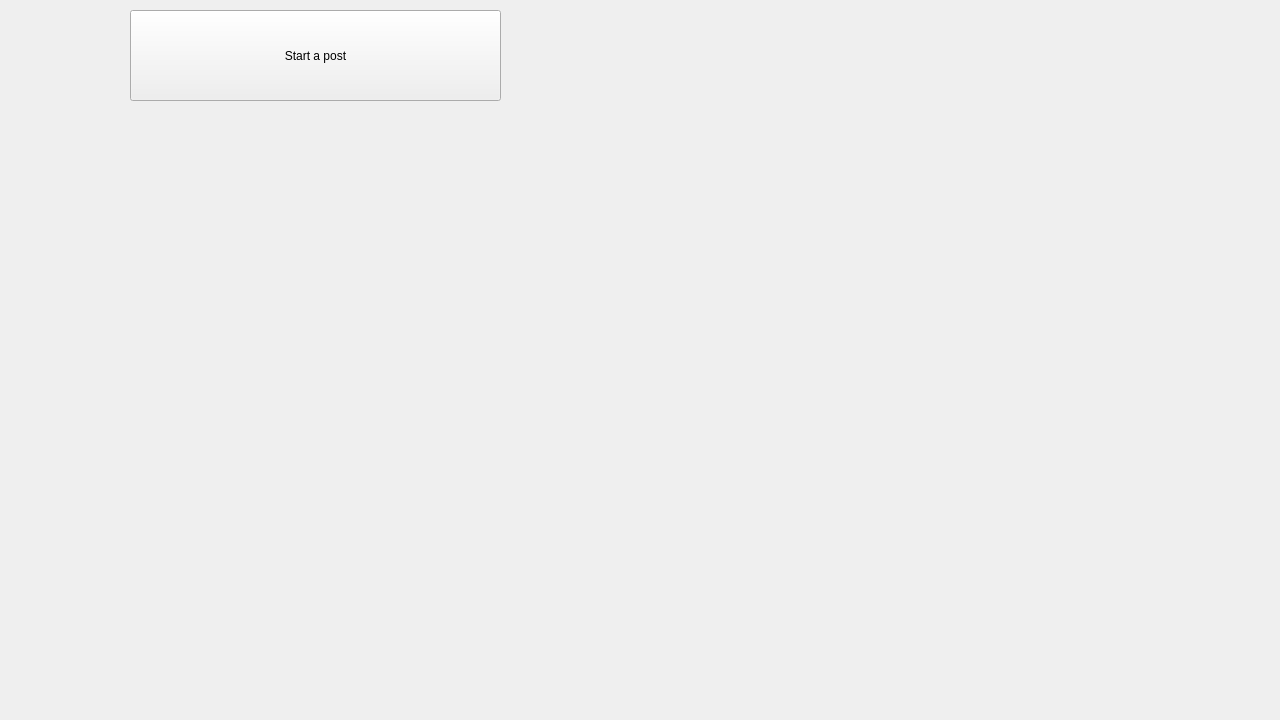
Old version of the form Home_Tab/Home.ui in the repository f8477/AP_prj_phase2.
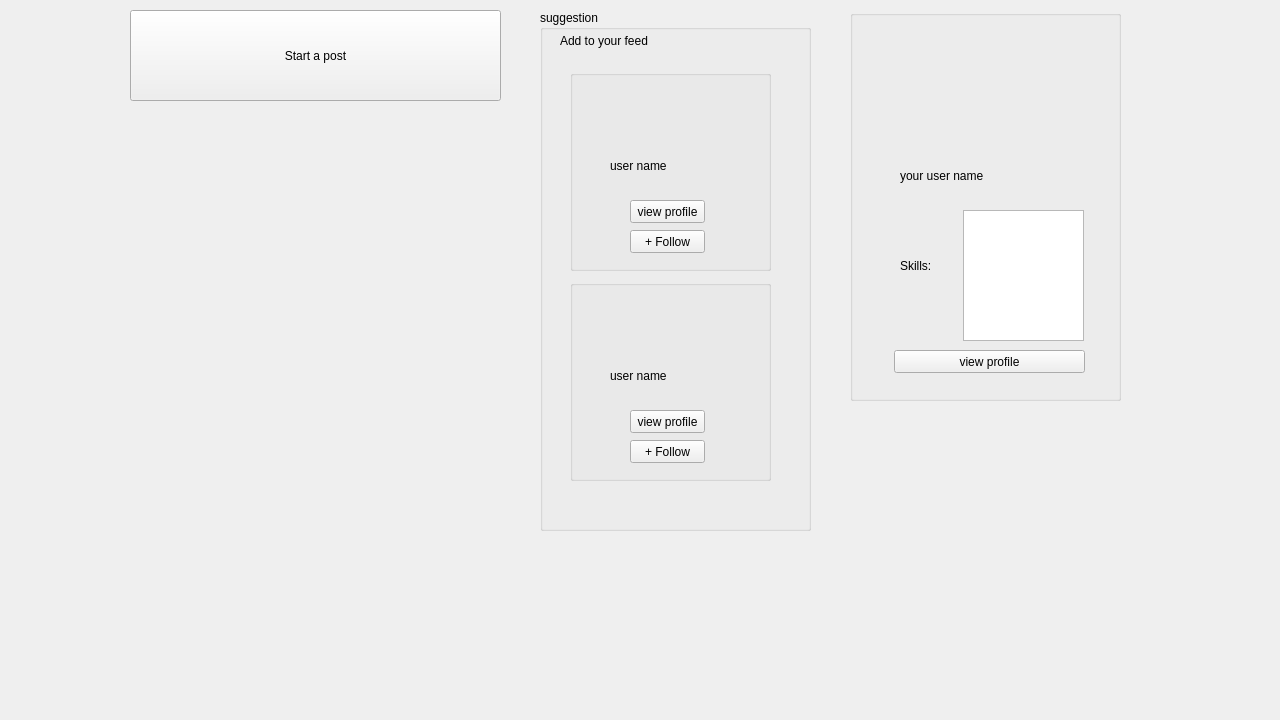
New version of the form. Icons and pictures are not drawn.

Commit message: designe home , designe newpost

The edit to the form file:
```diff
--- a/Home_Tab/Home.ui
+++ b/Home_Tab/Home.ui
@@ -47,6 +47,273 @@
     <string>Start a post</string>
    </property>
   </widget>
+  <widget class="QGroupBox" name="groupBox">
+   <property name="geometry">
+    <rect>
+     <x>540</x>
+     <y>10</y>
+     <width>271</width>
+     <height>521</height>
+    </rect>
+   </property>
+   <property name="title">
+    <string>suggestion</string>
+   </property>
+   <widget class="QGroupBox" name="groupBox_2">
+    <property name="geometry">
+     <rect>
+      <x>30</x>
+      <y>60</y>
+      <width>201</width>
+      <height>201</height>
+     </rect>
+    </property>
+    <property name="title">
+     <string/>
+    </property>
+    <widget class="QLabel" name="label_3">
+     <property name="geometry">
+      <rect>
+       <x>60</x>
+       <y>10</y>
+       <width>81</width>
+       <height>71</height>
+      </rect>
+     </property>
+     <property name="styleSheet">
+      <string notr="true">image: url(:/images/assets/profile.png);</string>
+     </property>
+     <property name="text">
+      <string/>
+     </property>
+    </widget>
+    <widget class="QLabel" name="label_4">
+     <property name="geometry">
+      <rect>
+       <x>40</x>
+       <y>80</y>
+       <width>131</width>
+       <height>31</height>
+      </rect>
+     </property>
+     <property name="styleSheet">
+      <string notr="true">font: 75 10pt &quot;MS Shell Dlg 2&quot;;
+font: 75 16pt &quot;MS Shell Dlg 2&quot;;
+font: 75 18pt &quot;MS Shell Dlg 2&quot;;
+font: 18pt &quot;MS Shell Dlg 2&quot;;</string>
+     </property>
+     <property name="text">
+      <string>user name</string>
+     </property>
+    </widget>
+    <widget class="QPushButton" name="pushButton_2">
+     <property name="geometry">
+      <rect>
+       <x>60</x>
+       <y>130</y>
+       <width>75</width>
+       <height>23</height>
+      </rect>
+     </property>
+     <property name="text">
+      <string>view profile</string>
+     </property>
+    </widget>
+    <widget class="QPushButton" name="pushButton_3">
+     <property name="geometry">
+      <rect>
+       <x>60</x>
+       <y>160</y>
+       <width>75</width>
+       <height>23</height>
+      </rect>
+     </property>
+     <property name="text">
+      <string>+ Follow</string>
+     </property>
+    </widget>
+   </widget>
+   <widget class="QGroupBox" name="groupBox_3">
+    <property name="geometry">
+     <rect>
+      <x>30</x>
+      <y>270</y>
+      <width>201</width>
+      <height>201</height>
+     </rect>
+    </property>
+    <property name="title">
+     <string/>
+    </property>
+    <widget class="QLabel" name="label_15">
+     <property name="geometry">
+      <rect>
+       <x>60</x>
+       <y>10</y>
+       <width>81</width>
+       <height>71</height>
+      </rect>
+     </property>
+     <property name="styleSheet">
+      <string notr="true">image: url(:/images/assets/profile.png);</string>
+     </property>
+     <property name="text">
+      <string/>
+     </property>
+    </widget>
+    <widget class="QLabel" name="label_16">
+     <property name="geometry">
+      <rect>
+       <x>40</x>
+       <y>80</y>
+       <width>131</width>
+       <height>31</height>
+      </rect>
+     </property>
+     <property name="styleSheet">
+      <string notr="true">font: 75 10pt &quot;MS Shell Dlg 2&quot;;
+font: 75 16pt &quot;MS Shell Dlg 2&quot;;
+font: 75 18pt &quot;MS Shell Dlg 2&quot;;
+font: 18pt &quot;MS Shell Dlg 2&quot;;</string>
+     </property>
+     <property name="text">
+      <string>user name</string>
+     </property>
+    </widget>
+    <widget class="QPushButton" name="pushButton_14">
+     <property name="geometry">
+      <rect>
+       <x>60</x>
+       <y>130</y>
+       <width>75</width>
+       <height>23</height>
+      </rect>
+     </property>
+     <property name="text">
+      <string>view profile</string>
+     </property>
+    </widget>
+    <widget class="QPushButton" name="pushButton_15">
+     <property name="geometry">
+      <rect>
+       <x>60</x>
+       <y>160</y>
+       <width>75</width>
+       <height>23</height>
+      </rect>
+     </property>
+     <property name="text">
+      <string>+ Follow</string>
+     </property>
+    </widget>
+   </widget>
+   <widget class="QLabel" name="label_2">
+    <property name="geometry">
+     <rect>
+      <x>20</x>
+      <y>0</y>
+      <width>261</width>
+      <height>61</height>
+     </rect>
+    </property>
+    <property name="styleSheet">
+     <string notr="true">font: 24pt &quot;MS Shell Dlg 2&quot;;</string>
+    </property>
+    <property name="text">
+     <string>Add to your feed</string>
+    </property>
+   </widget>
+  </widget>
+  <widget class="QGroupBox" name="groupBox_4">
+   <property name="geometry">
+    <rect>
+     <x>850</x>
+     <y>10</y>
+     <width>271</width>
+     <height>391</height>
+    </rect>
+   </property>
+   <property name="title">
+    <string/>
+   </property>
+   <widget class="QLabel" name="label_19">
+    <property name="geometry">
+     <rect>
+      <x>40</x>
+      <y>10</y>
+      <width>201</width>
+      <height>141</height>
+     </rect>
+    </property>
+    <property name="styleSheet">
+     <string notr="true">image: url(:/images/assets/profile.png);</string>
+    </property>
+    <property name="text">
+     <string/>
+    </property>
+   </widget>
+   <widget class="QLabel" name="label_20">
+    <property name="geometry">
+     <rect>
+      <x>50</x>
+      <y>150</y>
+      <width>181</width>
+      <height>31</height>
+     </rect>
+    </property>
+    <property name="styleSheet">
+     <string notr="true">font: 75 10pt &quot;MS Shell Dlg 2&quot;;
+font: 75 16pt &quot;MS Shell Dlg 2&quot;;
+font: 75 18pt &quot;MS Shell Dlg 2&quot;;
+font: 18pt &quot;MS Shell Dlg 2&quot;;</string>
+    </property>
+    <property name="text">
+     <string>your user name</string>
+    </property>
+   </widget>
+   <widget class="QLabel" name="label_21">
+    <property name="geometry">
+     <rect>
+      <x>50</x>
+      <y>240</y>
+      <width>81</width>
+      <height>31</height>
+     </rect>
+    </property>
+    <property name="styleSheet">
+     <string notr="true">font: 75 10pt &quot;MS Shell Dlg 2&quot;;
+font: 75 16pt &quot;MS Shell Dlg 2&quot;;
+font: 75 18pt &quot;MS Shell Dlg 2&quot;;
+font: 18pt &quot;MS Shell Dlg 2&quot;;</string>
+    </property>
+    <property name="text">
+     <string>Skills:</string>
+    </property>
+   </widget>
+   <widget class="QTextEdit" name="textEdit">
+    <property name="geometry">
+     <rect>
+      <x>113</x>
+      <y>200</y>
+      <width>121</width>
+      <height>131</height>
+     </rect>
+    </property>
+   </widget>
+   <widget class="QPushButton" name="pushButton_16">
+    <property name="geometry">
+     <rect>
+      <x>44</x>
+      <y>340</y>
+      <width>191</width>
+      <height>23</height>
+     </rect>
+    </property>
+    <property name="text">
+     <string>view profile</string>
+    </property>
+   </widget>
+  </widget>
  </widget>
  <resources/>
  <connections/>
```
The commit also changes 3 other files.
